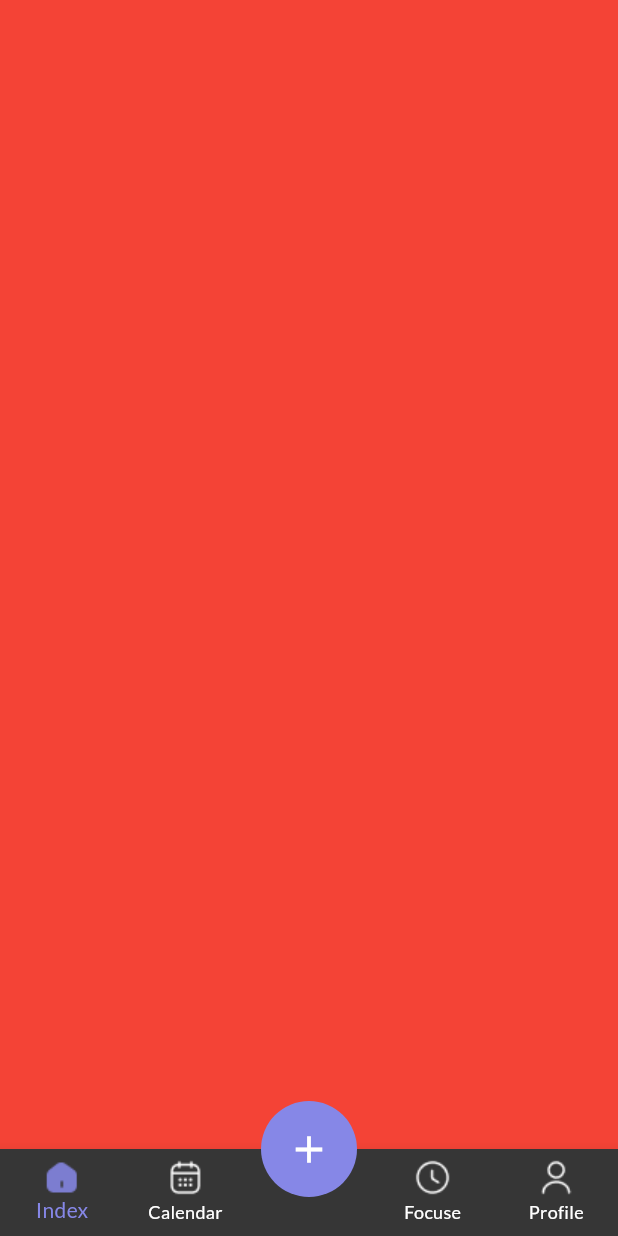
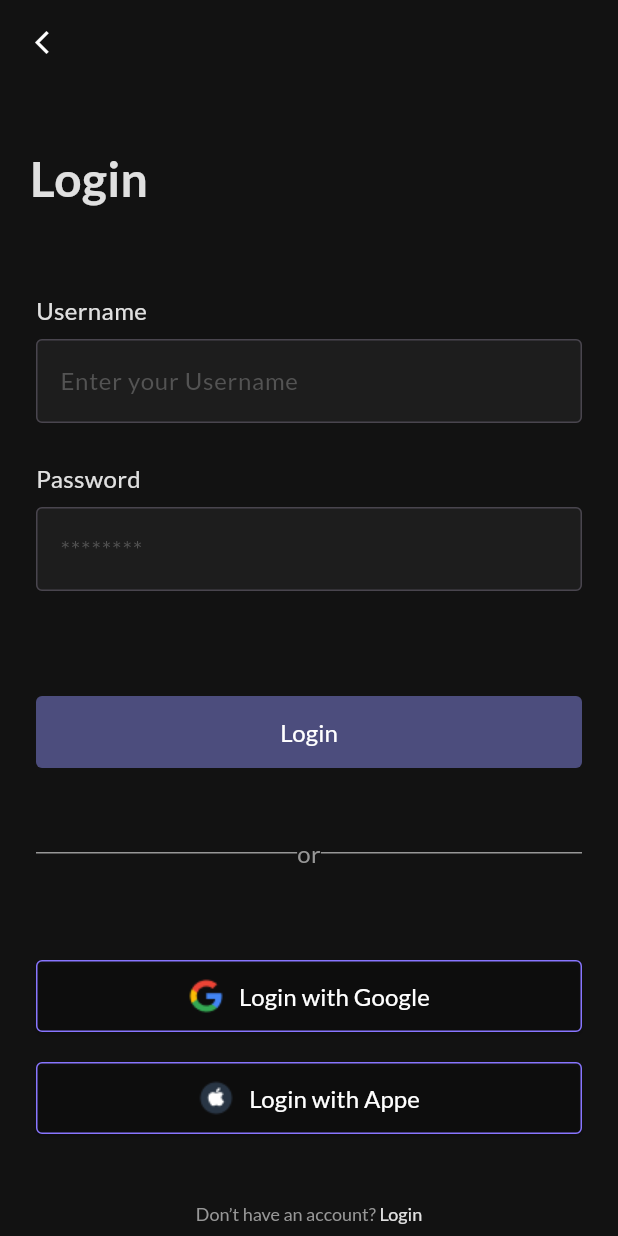
Before and after one commit to NgocDangVan/todolist_pro_app, a Flutter app: the screen it shows after launch, on a phone screen of 412 x 824 dp. Run offline on Flutter 3.47's test engine with Material 3 defaults, Android fonts, the phone set to English and light mode, and no system bars; our stand-ins replace easy_localization, flutter_colorpicker, hive, realm, shared_preferences; missing offline and left inert: dart:ffi, flutter_iconpicker; accounts and stored records are empty; generated files the repository leaves out were written again.

Commit message:
add Login and Register

```diff
--- a/lib/main.dart
+++ b/lib/main.dart
@@ -1,6 +1,7 @@
 import 'package:easy_localization/easy_localization.dart';
 import 'package:flutter/material.dart';
 import 'package:todo_list_app/ui/category/create_or_edit_category.dart';
+import 'package:todo_list_app/ui/login/login_page.dart';
 import 'package:todo_list_app/ui/main/main_page.dart';
 import 'package:todo_list_app/ui/onboarding/onboarding_page_view.dart';
 import 'package:todo_list_app/ui/ui.splash/splash.dart';
@@ -30,7 +31,7 @@ class MyApp extends StatelessWidget {
       localizationsDelegates: context.localizationDelegates,
       locale: context.locale,
       supportedLocales: context.supportedLocales,
-      home: MainPage(),
+      home: const LoginPage(),
     );
   }
 }
--- /dev/null
+++ b/lib/ui/login/login_page.dart
@@ -0,0 +1,311 @@
+import 'package:flutter/gestures.dart';
+import 'package:flutter/material.dart';
+import 'package:todo_list_app/ui/register/register_page.dart';
+
+class LoginPage extends StatelessWidget {
+  const LoginPage({super.key});
+
+  @override
+  Widget build(BuildContext context) {
+    return Scaffold(
+      backgroundColor: const Color(0xFF121212),
+      appBar: AppBar(
+          backgroundColor: Colors.transparent,
+          leading: IconButton(
+            onPressed: () {
+              if (Navigator.canPop(context)) {
+                Navigator.pop(context);
+              }
+            },
+            icon: const Icon(Icons.arrow_back_ios_new_outlined,
+                size: 18, color: Colors.white),
+          )),
+      body: SafeArea(
+        top: false,
+        child: SingleChildScrollView(
+          child: Column(
+            mainAxisAlignment: MainAxisAlignment.start,
+            crossAxisAlignment: CrossAxisAlignment.start,
+            children: [
+              _buildPageTitle(),
+              const SizedBox(height: 53),
+              _buildFormLogin(),
+              _buildOrSplitDivider(),
+              _buildSocialLogin(),
+              _buildHaveAccount(context)
+            ],
+          ),
+        ),
+      ),
+    );
+  }
+
+  Widget _buildPageTitle() {
+    return Container(
+      margin: const EdgeInsets.symmetric(horizontal: 20).copyWith(top: 40),
+      child: Text(
+        "Login",
+        style: TextStyle(
+            color: Colors.white.withOpacity(0.87),
+            fontFamily: "Lato",
+            fontSize: 32,
+            fontWeight: FontWeight.bold),
+        textAlign: TextAlign.center,
+      ),
+    );
+  }
+
+  Widget _buildFormLogin() {
+    return Form(
+        child: Container(
+      margin: const EdgeInsets.symmetric(horizontal: 24),
+      child: Column(
+        mainAxisAlignment: MainAxisAlignment.start,
+        crossAxisAlignment: CrossAxisAlignment.start,
+        children: [
+          _buildUsernameField(),
+          const SizedBox(height: 25),
+          _buildPasswordField(),
+          _buildLoginButton()
+        ],
+      ),
+    ));
+  }
+
+  Column _buildUsernameField() {
+    return Column(
+      mainAxisAlignment: MainAxisAlignment.start,
+      crossAxisAlignment: CrossAxisAlignment.start,
+      children: [
+        Text(
+          "Username",
+          style: TextStyle(
+            color: Colors.white.withOpacity(0.87),
+            fontFamily: "Lato",
+            fontSize: 16,
+          ),
+        ),
+        Container(
+          margin: const EdgeInsets.only(top: 8),
+          child: TextFormField(
+            decoration: InputDecoration(
+                hintText: "Enter your Username",
+                hintStyle: const TextStyle(
+                  color: Color(0xFF535353),
+                  fontFamily: "Lato",
+                  fontSize: 16,
+                ),
+                border:
+                    OutlineInputBorder(borderRadius: BorderRadius.circular(4)),
+                fillColor: Color(0xFF1D1D1D),
+                filled: true),
+            style: const TextStyle(
+              color: Colors.white,
+              fontFamily: "Lato",
+              fontSize: 16,
+            ),
+          ),
+        )
+      ],
+    );
+  }
+
+  Column _buildPasswordField() {
+    return Column(
+      mainAxisAlignment: MainAxisAlignment.start,
+      crossAxisAlignment: CrossAxisAlignment.start,
+      children: [
+        Text(
+          "Password",
+          style: TextStyle(
+            color: Colors.white.withOpacity(0.87),
+            fontFamily: "Lato",
+            fontSize: 16,
+          ),
+        ),
+        Container(
+          margin: const EdgeInsets.only(top: 8),
+          child: TextFormField(
+            decoration: InputDecoration(
+                hintText: "********",
+                hintStyle: const TextStyle(
+                  color: Color(0xFF535353),
+                  fontFamily: "Lato",
+                  fontSize: 16,
+                ),
+                border:
+                    OutlineInputBorder(borderRadius: BorderRadius.circular(4)),
+                fillColor: Color(0xFF1D1D1D),
+                filled: true),
+            style: const TextStyle(
+              color: Colors.white,
+              fontFamily: "Lato",
+              fontSize: 16,
+            ),
+            obscureText: true,
+          ),
+        )
+      ],
+    );
+  }
+
+  Widget _buildLoginButton() {
+    return Container(
+      width: double.infinity,
+      height: 48,
+      margin: const EdgeInsets.only(top: 70),
+      child: ElevatedButton(
+          onPressed: null, //Muốn disable thì trả về giá trị null
+          style: ElevatedButton.styleFrom(
+              backgroundColor: const Color(0xFF8875FF),
+              shape: RoundedRectangleBorder(
+                  borderRadius: BorderRadius.circular(4)),
+              disabledBackgroundColor:
+                  const Color(0xFF8687E7).withOpacity(0.5)),
+          child: const Text(
+            "Login",
+            style: TextStyle(
+                fontSize: 16, fontFamily: "Lato", color: Colors.white),
+          )),
+    );
+  }
+
+  Widget _buildOrSplitDivider() {
+    return Container(
+      margin: const EdgeInsets.only(top: 45, bottom: 40),
+      padding: const EdgeInsets.symmetric(horizontal: 24),
+      child: Row(
+        children: [
+          Expanded(
+            child: Container(
+              height: 1,
+              width: double.infinity,
+              color: const Color(0xFF979797),
+            ),
+          ),
+          const Text(
+            "or",
+            style: TextStyle(
+                fontSize: 16, fontFamily: "Lato", color: Color(0xFF979797)),
+          ),
+          Expanded(
+            child: Container(
+              height: 1,
+              width: double.infinity,
+              color: const Color(0xFF979797),
+            ),
+          ),
+        ],
+      ),
+    );
+  }
+
+  Widget _buildSocialLogin() {
+    return Column(
+      children: [
+        _buildSocialGoogleLogin(),
+        _buildSocialAppleLogin(),
+      ],
+    );
+  }
+
+  Widget _buildSocialGoogleLogin() {
+    return Container(
+      width: double.infinity,
+      height: 48,
+      margin: const EdgeInsets.symmetric(vertical: 20),
+      padding: const EdgeInsets.symmetric(horizontal: 24),
+      child: ElevatedButton(
+          onPressed: () {},
+          style: OutlinedButton.styleFrom(
+              backgroundColor: Colors.transparent,
+              shape: RoundedRectangleBorder(
+                  borderRadius: BorderRadius.circular(4)),
+              side: BorderSide(width: 1, color: const Color(0xFF8875FF))),
+          child: Row(
+            mainAxisAlignment: MainAxisAlignment.center,
+            crossAxisAlignment: CrossAxisAlignment.center,
+            children: [
+              Image.asset(
+                "assets/images/google.png",
+                width: 24,
+                height: 24,
+                fit: BoxFit.fill,
+              ),
+              Container(
+                margin: const EdgeInsets.only(left: 10),
+                child: const Text(
+                  "Login with Google",
+                  style: TextStyle(
+                      fontSize: 16, fontFamily: "Lato", color: Colors.white),
+                ),
+              ),
+            ],
+          )),
+    );
+  }
+
+  Widget _buildSocialAppleLogin() {
+    return Container(
+      width: double.infinity,
+      height: 48,
+      padding: const EdgeInsets.symmetric(horizontal: 24),
+      child: ElevatedButton(
+          onPressed: () {},
+          style: OutlinedButton.styleFrom(
+              backgroundColor: Colors.transparent,
+              shape: RoundedRectangleBorder(
+                  borderRadius: BorderRadius.circular(4)),
+              side: BorderSide(width: 1, color: const Color(0xFF8875FF))),
+          child: Row(
+            mainAxisAlignment: MainAxisAlignment.center,
+            crossAxisAlignment: CrossAxisAlignment.center,
+            children: [
+              Image.asset(
+                "assets/images/apple.png",
+                width: 24,
+                height: 24,
+                fit: BoxFit.fill,
+              ),
+              Container(
+                margin: const EdgeInsets.only(left: 10),
+                child: const Text(
+                  "Login with Appe",
+                  style: TextStyle(
+                      fontSize: 16, fontFamily: "Lato", color: Colors.white),
+                ),
+              ),
+            ],
+          )),
+    );
+  }
+
+  Widget _buildHaveAccount(BuildContext context) {
+    return Container(
+      margin: EdgeInsets.only(top: 46, bottom: 20),
+      alignment: Alignment.center,
+      child: RichText(
+          text: TextSpan(
+              text: "Don’t have an account? ",
+              style: const TextStyle(
+                  fontSize: 12, fontFamily: "Lato", color: Color(0xFF979797)),
+              children: [
+            TextSpan(
+                text: "Login",
+                style: TextStyle(
+                    fontSize: 12,
+                    fontFamily: "Lato",
+                    color: Colors.white.withOpacity(0.87)),
+                recognizer: TapGestureRecognizer()
+                  ..onTap = () {
+                    _goToRegisterPage(context);
+                  })
+          ])),
+    );
+  }
+
+  void _goToRegisterPage(BuildContext context) {
+    Navigator.push(
+        context, MaterialPageRoute(builder: (context) => const RegisterPage()));
+  }
+}
```
Also changed, not shown: lib/ui/register/register_page.dart (added, +346 -0 lines), assets/images/2.0x/apple@2x.png (added), assets/images/2.0x/google@2x.png (added), assets/images/3.0x/apple@3x.png (added), assets/images/3.0x/google@3x.png (added), assets/images/apple.png (added), assets/images/google.png (added).
